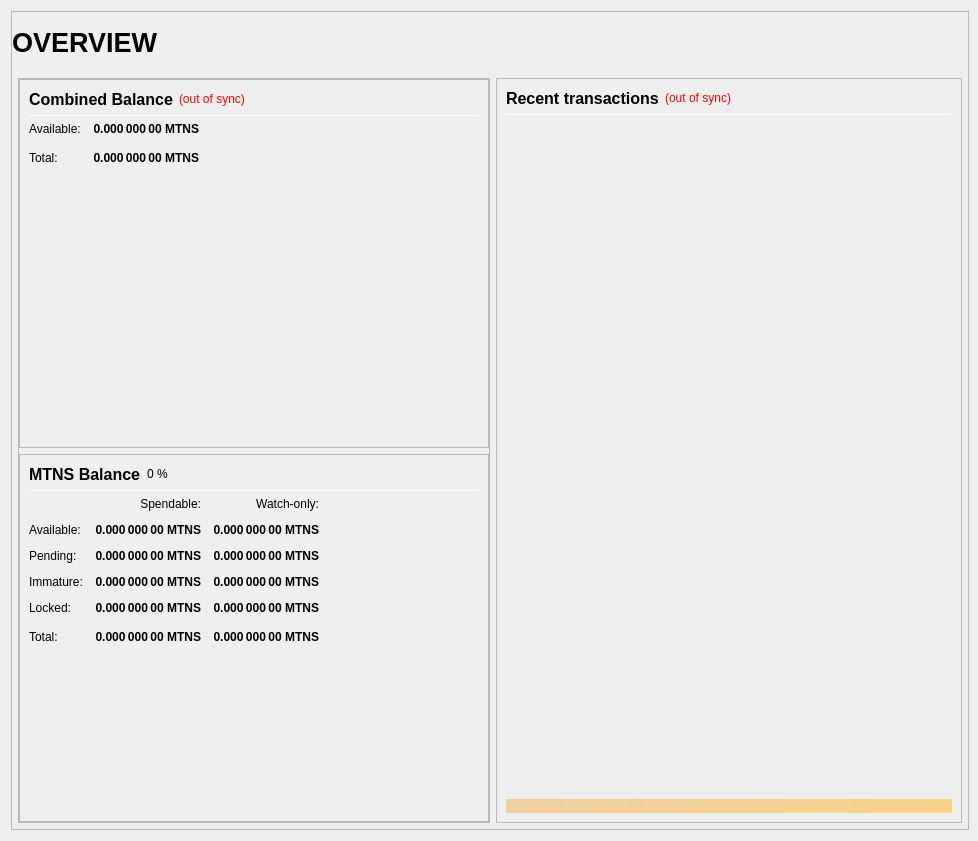
First picture: the form in src/qt/forms/overviewpage.ui, repository CHIPO-Project/CHIPO, before the edit.
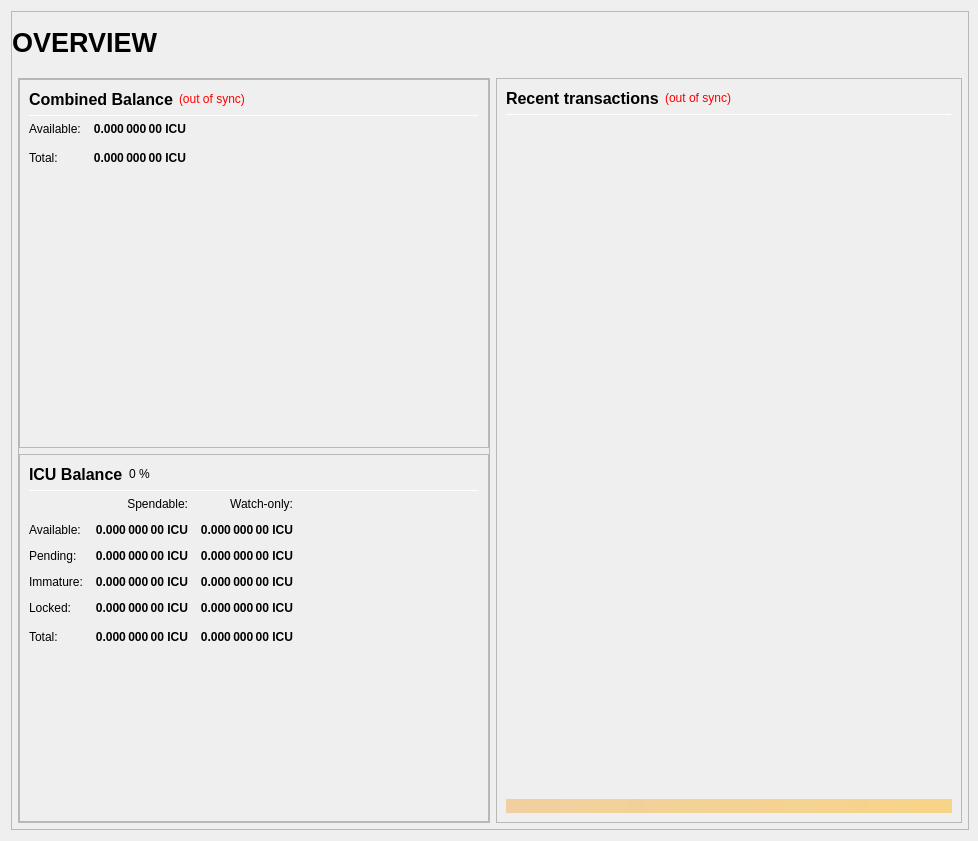
Second picture: the form after the edit.

```diff
--- a/src/qt/forms/overviewpage.ui
+++ b/src/qt/forms/overviewpage.ui
@@ -333,7 +333,7 @@
                           <string>Your current spendable balance</string>
                          </property>
                          <property name="text">
-                          <string notr="true">0.000 000 00 MTNS</string>
+                          <string notr="true">0.000 000 00 ICU</string>
                          </property>
                          <property name="alignment">
                           <set>Qt::AlignRight|Qt::AlignTrailing|Qt::AlignVCenter</set>
@@ -365,7 +365,7 @@
                           <string>Total Balance, including all unavailable coins.</string>
                          </property>
                          <property name="text">
-                          <string notr="true">0.000 000 00 MTNS</string>
+                          <string notr="true">0.000 000 00 ICU</string>
                          </property>
                          <property name="alignment">
                           <set>Qt::AlignRight|Qt::AlignTrailing|Qt::AlignVCenter</set>
@@ -433,7 +433,7 @@
                           </font>
                          </property>
                          <property name="text">
-                          <string>MTNS Balance</string>
+                          <string>ICU Balance</string>
                          </property>
                         </widget>
                        </item>
@@ -525,7 +525,7 @@
                           <string>Your current spendable balance</string>
                          </property>
                          <property name="text">
-                          <string notr="true">0.000 000 00 MTNS</string>
+                          <string notr="true">0.000 000 00 ICU</string>
                          </property>
                          <property name="alignment">
                           <set>Qt::AlignRight|Qt::AlignTrailing|Qt::AlignVCenter</set>
@@ -550,7 +550,7 @@
                           <string>Your current balance in watch-only addresses</string>
                          </property>
                          <property name="text">
-                          <string notr="true">0.000 000 00 MTNS</string>
+                          <string notr="true">0.000 000 00 ICU</string>
                          </property>
                          <property name="alignment">
                           <set>Qt::AlignRight|Qt::AlignTrailing|Qt::AlignVCenter</set>
@@ -582,7 +582,7 @@
                           <string>Total of transactions that have yet to be confirmed, and do not yet count toward the spendable balance</string>
                          </property>
                          <property name="text">
-                          <string notr="true">0.000 000 00 MTNS</string>
+                          <string notr="true">0.000 000 00 ICU</string>
                          </property>
                          <property name="alignment">
                           <set>Qt::AlignRight|Qt::AlignTrailing|Qt::AlignVCenter</set>
@@ -607,7 +607,7 @@
                           <string>Unconfirmed transactions to watch-only addresses</string>
                          </property>
                          <property name="text">
-                          <string notr="true">0.000 000 00 MTNS</string>
+                          <string notr="true">0.000 000 00 ICU</string>
                          </property>
                          <property name="alignment">
                           <set>Qt::AlignRight|Qt::AlignTrailing|Qt::AlignVCenter</set>
@@ -639,7 +639,7 @@
                           <string>Staked or masternode rewards that has not yet matured</string>
                          </property>
                          <property name="text">
-                          <string notr="true">0.000 000 00 MTNS</string>
+                          <string notr="true">0.000 000 00 ICU</string>
                          </property>
                          <property name="alignment">
                           <set>Qt::AlignRight|Qt::AlignTrailing|Qt::AlignVCenter</set>
@@ -664,7 +664,7 @@
                           <string>Staked or masternode rewards in watch-only addresses that has not yet matured</string>
                          </property>
                          <property name="text">
-                          <string notr="true">0.000 000 00 MTNS</string>
+                          <string notr="true">0.000 000 00 ICU</string>
                          </property>
                          <property name="alignment">
                           <set>Qt::AlignRight|Qt::AlignTrailing|Qt::AlignVCenter</set>
@@ -699,7 +699,7 @@
                           <string>Locked MTNS or Masternode collaterals.</string>
                          </property>
                          <property name="text">
-                          <string notr="true">0.000 000 00 MTNS</string>
+                          <string notr="true">0.000 000 00 ICU</string>
                          </property>
                          <property name="alignment">
                           <set>Qt::AlignRight|Qt::AlignTrailing|Qt::AlignVCenter</set>
@@ -724,7 +724,7 @@
                           <string>Current locked balance in watch-only addresses</string>
                          </property>
                          <property name="text">
-                          <string notr="true">0.000 000 00 MTNS</string>
+                          <string notr="true">0.000 000 00 ICU</string>
                          </property>
                          <property name="alignment">
                           <set>Qt::AlignRight|Qt::AlignTrailing|Qt::AlignVCenter</set>
@@ -759,7 +759,7 @@
                           <string>Your current CHIPO balance, unconfirmed and immature transactions included</string>
                          </property>
                          <property name="text">
-                          <string notr="true">0.000 000 00 MTNS</string>
+                          <string notr="true">0.000 000 00 ICU</string>
                          </property>
                          <property name="alignment">
                           <set>Qt::AlignRight|Qt::AlignTrailing|Qt::AlignVCenter</set>
@@ -784,7 +784,7 @@
                           <string>Current total balance in watch-only addresses</string>
                          </property>
                          <property name="text">
-                          <string notr="true">0.000 000 00 MTNS</string>
+                          <string notr="true">0.000 000 00 ICU</string>
                          </property>
                          <property name="alignment">
                           <set>Qt::AlignRight|Qt::AlignTrailing|Qt::AlignVCenter</set>
```
Left out of the diff: 26 changed lines with no effect on the pictures.
